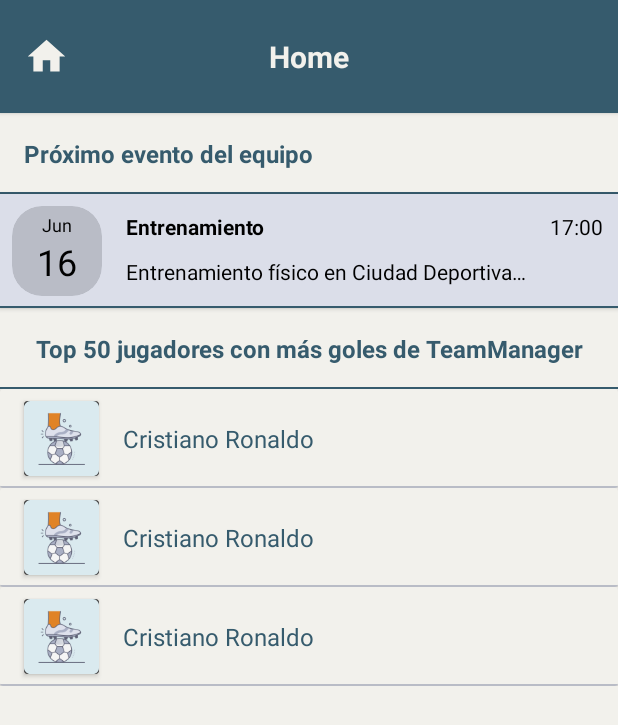
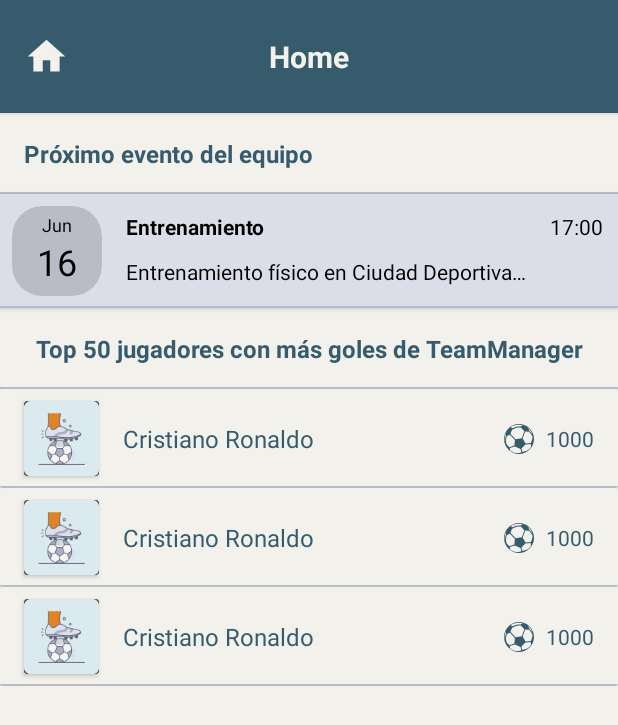
Before and after one commit to pacoFlorido/TeamManagerApp, an Android app: the layout fragment_home.xml on its own in the app's theme, with its tools: preview values and no code run, on a phone screen of 412 x 824 dp. Shown: the top 725 px of the screen. Run offline under Robolectric (Android 15) with nearby library versions, the phone set to English and light mode, and no system bars; network calls fail.

Commit message:
Home prácticamente terminado :D

```diff
--- a/app/src/main/java/net/pacofloridoquesada/teammanager/network/TeamManagerService.kt
+++ b/app/src/main/java/net/pacofloridoquesada/teammanager/network/TeamManagerService.kt
@@ -43,7 +43,7 @@
     @GET("team/getNextEvent/{idTeam}")
     suspend fun getNextEvent(@Path("idTeam") idTeam: Int) : Response<Event>
 
-    @GET("player/get50WithMoreGoals")
+    @GET("player/get50withMoreGoals")
     suspend fun get50WithMoreGoals() : Response<MutableList<Player>>
 
 }
--- a/app/src/main/java/net/pacofloridoquesada/teammanager/ui/main/home/HomeViewModel.kt
+++ b/app/src/main/java/net/pacofloridoquesada/teammanager/ui/main/home/HomeViewModel.kt
@@ -57,6 +57,7 @@
             viewModelScope.launch(Dispatchers.IO) {
                 val response = NetworkService.teamManagerService.get50WithMoreGoals()
                 if (response.isSuccessful){
+                    Log.i("Response", "Jugadores: ${response.body()}")
                     _conMasGoles50.postValue(response.body())
                 } else{
                     Log.e("Response", "Error obteniendo jugadores: ${response.errorBody()}")
--- a/app/src/main/res/layout/fragment_home.xml
+++ b/app/src/main/res/layout/fragment_home.xml
@@ -27,7 +27,7 @@
         android:id="@+id/divider13"
         android:layout_width="0dp"
         android:layout_height="1dp"
-        android:background="@color/azul_principal"
+        android:background="@color/gris_complementario"
         app:layout_constraintBottom_toTopOf="@+id/cvEventoProximo"
         app:layout_constraintEnd_toEndOf="parent"
         app:layout_constraintStart_toStartOf="parent" />
@@ -194,7 +194,7 @@
                 android:id="@+id/divider7"
                 android:layout_width="0dp"
                 android:layout_height="1dp"
-                android:background="@color/azul_principal"
+                android:background="@color/gris_complementario"
                 app:layout_constraintBottom_toBottomOf="parent"
                 app:layout_constraintEnd_toEndOf="parent"
                 app:layout_constraintStart_toStartOf="parent" />
@@ -223,7 +223,7 @@
     </androidx.cardview.widget.CardView>
 
     <androidx.recyclerview.widget.RecyclerView
-        android:id="@+id/recyclerView"
+        android:id="@+id/rv50ConMasGoles"
         android:layout_width="0dp"
         android:layout_height="0dp"
         android:layout_marginTop="16dp"
@@ -231,14 +231,14 @@
         app:layout_constraintEnd_toEndOf="parent"
         app:layout_constraintStart_toStartOf="parent"
         app:layout_constraintTop_toBottomOf="@+id/textView18"
-        tools:listitem="@layout/item_jugador" />
+        tools:listitem="@layout/item_jugador_con_goles" />
 
     <View
         android:id="@+id/divider9"
         android:layout_width="0dp"
         android:layout_height="1dp"
-        android:background="@color/azul_principal"
-        app:layout_constraintBottom_toTopOf="@+id/recyclerView"
+        android:background="@color/gris_complementario"
+        app:layout_constraintBottom_toTopOf="@+id/rv50ConMasGoles"
         app:layout_constraintEnd_toEndOf="parent"
         app:layout_constraintStart_toStartOf="parent" />
 </androidx.constraintlayout.widget.ConstraintLayout>
--- /dev/null
+++ b/app/src/main/res/layout/item_jugador_con_goles.xml
@@ -0,0 +1,86 @@
+<?xml version="1.0" encoding="utf-8"?>
+<androidx.constraintlayout.widget.ConstraintLayout xmlns:android="http://schemas.android.com/apk/res/android"
+    xmlns:app="http://schemas.android.com/apk/res-auto"
+    xmlns:tools="http://schemas.android.com/tools"
+    android:layout_width="match_parent"
+    android:layout_height="wrap_content">
+
+    <androidx.cardview.widget.CardView
+        android:layout_width="0dp"
+        android:layout_height="wrap_content"
+        app:cardBackgroundColor="@color/beis_fondo"
+        app:layout_constraintEnd_toEndOf="parent"
+        app:layout_constraintStart_toStartOf="parent"
+        app:layout_constraintTop_toTopOf="parent">
+
+        <androidx.constraintlayout.widget.ConstraintLayout
+            android:layout_width="match_parent"
+            android:layout_height="match_parent">
+
+            <androidx.cardview.widget.CardView
+                android:id="@+id/cvImagenJugador"
+                android:layout_width="wrap_content"
+                android:layout_height="wrap_content"
+                android:layout_marginStart="16dp"
+                android:layout_marginTop="8dp"
+                android:layout_marginBottom="8dp"
+                app:layout_constraintBottom_toBottomOf="parent"
+                app:layout_constraintStart_toStartOf="parent"
+                app:layout_constraintTop_toTopOf="parent">
+
+                <ImageView
+                    android:id="@+id/ivJugador"
+                    android:layout_width="50dp"
+                    android:layout_height="50dp"
+                    android:src="@mipmap/ic_teammanager_launcher" />
+            </androidx.cardview.widget.CardView>
+
+            <TextView
+                android:id="@+id/tvNombreJugador"
+                android:layout_width="0dp"
+                android:layout_height="wrap_content"
+                android:layout_marginStart="16dp"
+                android:layout_marginEnd="16dp"
+                android:ellipsize="end"
+                android:maxLines="1"
+                android:textColor="@color/azul_principal"
+                android:textSize="16sp"
+                app:layout_constraintBottom_toBottomOf="@+id/cvImagenJugador"
+                app:layout_constraintEnd_toStartOf="@+id/imageView7"
+                app:layout_constraintStart_toEndOf="@+id/cvImagenJugador"
+                app:layout_constraintTop_toTopOf="@+id/cvImagenJugador"
+                tools:text="Cristiano Ronaldo" />
+
+            <View
+                android:id="@+id/divider2"
+                android:layout_width="0dp"
+                android:layout_height="1dp"
+                android:background="@color/gris_complementario"
+                app:layout_constraintBottom_toBottomOf="parent"
+                app:layout_constraintEnd_toEndOf="parent"
+                app:layout_constraintStart_toStartOf="parent" />
+
+            <ImageView
+                android:id="@+id/imageView7"
+                android:layout_width="20dp"
+                android:layout_height="20dp"
+                android:layout_marginEnd="8dp"
+                app:layout_constraintBottom_toBottomOf="@+id/tvGoles"
+                app:layout_constraintEnd_toStartOf="@+id/tvGoles"
+                app:layout_constraintTop_toTopOf="@+id/tvGoles"
+                app:srcCompat="@drawable/soccer_ball" />
+
+            <TextView
+                android:id="@+id/tvGoles"
+                android:layout_width="wrap_content"
+                android:layout_height="wrap_content"
+                android:layout_marginEnd="16dp"
+                android:textColor="@color/azul_principal"
+                app:layout_constraintBottom_toBottomOf="@+id/tvNombreJugador"
+                app:layout_constraintEnd_toEndOf="parent"
+                app:layout_constraintTop_toTopOf="@+id/tvNombreJugador"
+                tools:text="1000" />
+        </androidx.constraintlayout.widget.ConstraintLayout>
+
+    </androidx.cardview.widget.CardView>
+</androidx.constraintlayout.widget.ConstraintLayout>
```
Also changed, not shown: app/src/main/java/net/pacofloridoquesada/teammanager/adapters/JugadoresAdapter.kt (added, +41 -0 lines), app/src/main/java/net/pacofloridoquesada/teammanager/ui/main/home/HomeFragment.kt (+22 -2 lines), app/src/main/res/layout/fragment_perfil.xml (+17 -1 lines).
